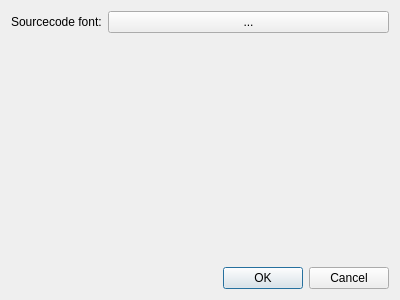
Above: src/settingsdialog.ui from jhn98032/gede before the change. Below: the same form after it.
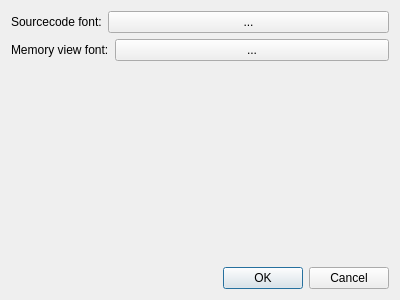
That is the form after the change.

Commit message: added font selection in settings for the font used in memory widget.

```diff
--- a/src/settingsdialog.ui
+++ b/src/settingsdialog.ui
@@ -38,6 +38,30 @@
      </item>
     </layout>
    </item>
+   <item>
+    <layout class="QHBoxLayout" name="horizontalLayout_2">
+     <item>
+      <widget class="QLabel" name="label_2">
+       <property name="text">
+        <string>Memory view font:</string>
+       </property>
+      </widget>
+     </item>
+     <item>
+      <widget class="QPushButton" name="pushButton_selectMemoryFont">
+       <property name="sizePolicy">
+        <sizepolicy hsizetype="MinimumExpanding" vsizetype="Fixed">
+         <horstretch>0</horstretch>
+         <verstretch>0</verstretch>
+        </sizepolicy>
+       </property>
+       <property name="text">
+        <string>...</string>
+       </property>
+      </widget>
+     </item>
+    </layout>
+   </item>
    <item>
     <spacer name="verticalSpacer">
      <property name="orientation">
```
The commit also changes 11 other files.
